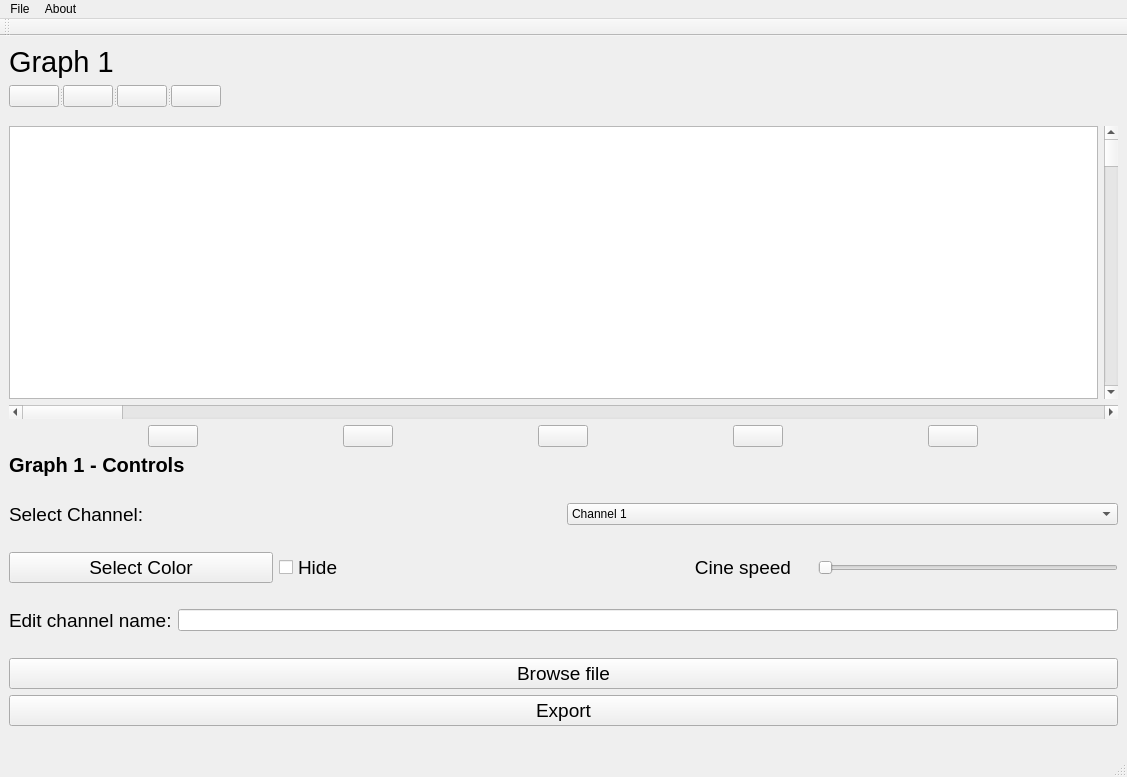
Old version of the form beta.ui in the repository Youssef-Ashraf71/multi-channel-signal-viewer.
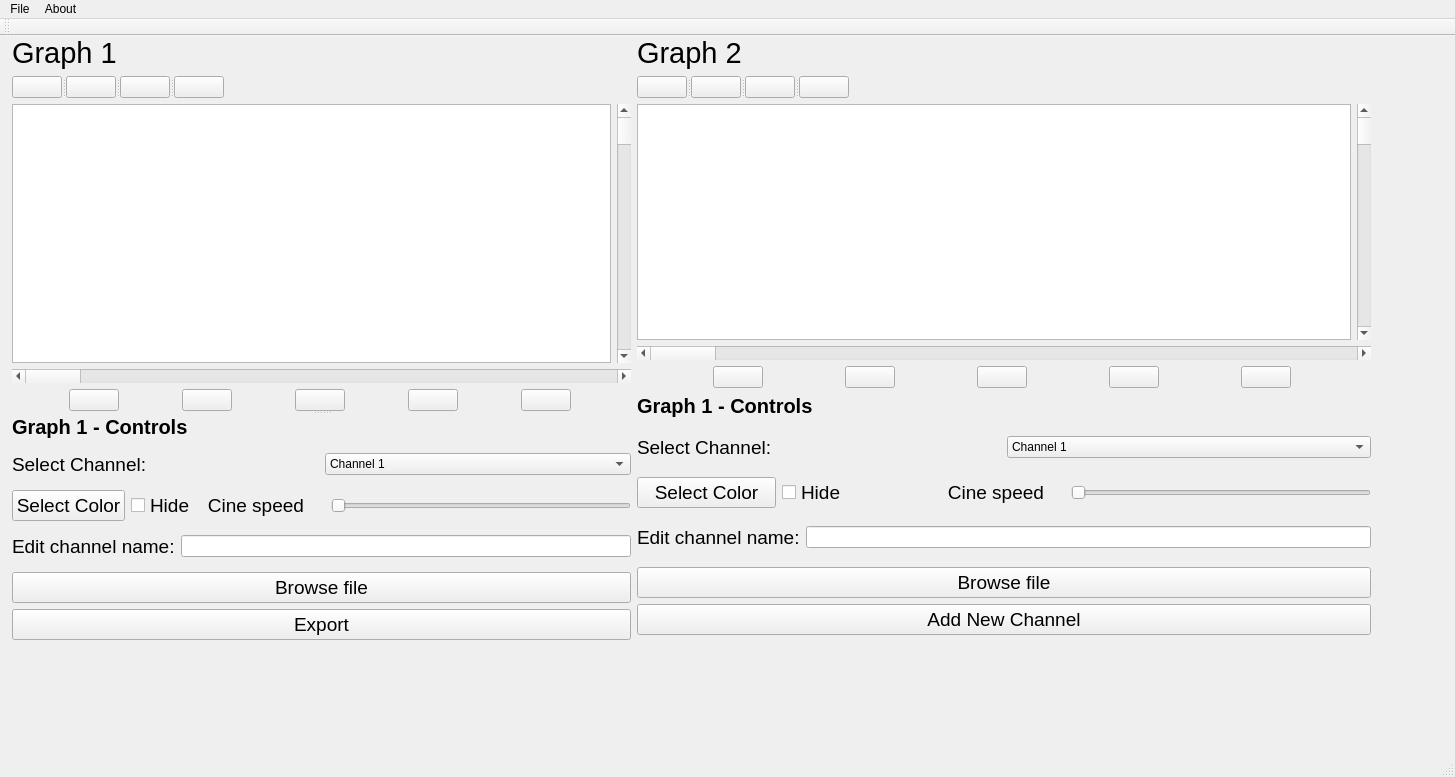
New version of the form. Icons and pictures are not drawn. Custom widgets are drawn as their Qt base class.

Commit message: add 2 graphs functionality

Diff of the .ui file:
```diff
--- a/beta.ui
+++ b/beta.ui
@@ -6,7 +6,7 @@
    <rect>
     <x>0</x>
     <y>0</y>
-    <width>1127</width>
+    <width>1455</width>
     <height>777</height>
    </rect>
   </property>
@@ -14,10 +14,48 @@
    <string>MainWindow</string>
   </property>
   <widget class="QWidget" name="centralwidget">
-   <layout class="QHBoxLayout" name="horizontalLayout_6">
-    <item>
-     <layout class="QVBoxLayout" name="verticalLayout_4">
-      <item>
+   <widget class="QWidget" name="">
+    <property name="geometry">
+     <rect>
+      <x>12</x>
+      <y>0</y>
+      <width>1359</width>
+      <height>614</height>
+     </rect>
+    </property>
+    <layout class="QGridLayout" name="gridLayout_2">
+     <item row="0" column="0">
+      <widget class="QSplitter" name="splitter_3">
+       <property name="orientation">
+        <enum>Qt::Vertical</enum>
+       </property>
+       <widget class="QWidget" name="">
+        <layout class="QGridLayout" name="gridLayout">
+         <item row="1" column="0">
+          <layout class="QGridLayout" name="plotGridLayout1">
+           <item row="0" column="1">
+            <widget class="QScrollBar" name="yAxisScrollBar1">
+             <property name="orientation">
+              <enum>Qt::Vertical</enum>
+             </property>
+            </widget>
+           </item>
+           <item row="0" column="0">
+            <widget class="PlotWidget" name="plotGraph1"/>
+           </item>
+           <item row="1" column="0" colspan="2">
+            <widget class="QScrollBar" name="xAxisScrollBar1">
+             <property name="orientation">
+              <enum>Qt::Horizontal</enum>
+             </property>
+            </widget>
+           </item>
+           <item row="2" column="0">
+            <layout class="QHBoxLayout" name="horizontalLayout_4"/>
+           </item>
+          </layout>
+         </item>
+         <item row="0" column="0">
        <layout class="QVBoxLayout" name="channelHeaderLayout1">
         <item>
          <widget class="QLabel" name="graphLabel1">
@@ -103,47 +141,7 @@
         </item>
        </layout>
       </item>
-      <item>
-       <spacer name="verticalSpacer">
-        <property name="orientation">
-         <enum>Qt::Vertical</enum>
-        </property>
-        <property name="sizeType">
-         <enum>QSizePolicy::Fixed</enum>
-        </property>
-        <property name="sizeHint" stdset="0">
-         <size>
-          <width>13</width>
-          <height>13</height>
-         </size>
-        </property>
-       </spacer>
-      </item>
-      <item>
-       <layout class="QGridLayout" name="plotGridLayout1">
-        <item row="0" column="1">
-         <widget class="QScrollBar" name="yAxisScrollBar1">
-          <property name="orientation">
-           <enum>Qt::Vertical</enum>
-          </property>
-         </widget>
-        </item>
-        <item row="0" column="0">
-         <widget class="PlotWidget" name="plotGraph1"/>
-        </item>
-        <item row="1" column="0" colspan="2">
-         <widget class="QScrollBar" name="xAxisScrollBar1">
-          <property name="orientation">
-           <enum>Qt::Horizontal</enum>
-          </property>
-         </widget>
-        </item>
         <item row="2" column="0">
-         <layout class="QHBoxLayout" name="horizontalLayout_4"/>
-        </item>
-       </layout>
-      </item>
-      <item>
        <layout class="QHBoxLayout" name="horizontalLayout_5">
         <item>
          <widget class="QPushButton" name="playPauseBtn1_3">
@@ -238,7 +236,9 @@
         </item>
        </layout>
       </item>
-      <item>
+        </layout>
+       </widget>
+       <widget class="QWidget" name="">
        <layout class="QVBoxLayout" name="verticalLayout_3">
         <item>
          <widget class="QLabel" name="label">
@@ -264,7 +264,7 @@
            <property name="orientation">
             <enum>Qt::Vertical</enum>
            </property>
-           <widget class="QWidget" name="">
+            <widget class="QWidget" name="layoutWidget">
             <layout class="QVBoxLayout" name="verticalLayout_2">
              <item>
               <layout class="QHBoxLayout" name="horizontalLayout">
@@ -319,7 +319,7 @@
                 </widget>
                </item>
                <item>
-                <widget class="QLabel" name="label_3">
+                 <widget class="QLabel" name="cineSpeed1">
                  <property name="font">
                   <font>
                    <pointsize>14</pointsize>
@@ -411,18 +411,400 @@
          </widget>
         </item>
        </layout>
-      </item>
-     </layout>
-    </item>
-   </layout>
+       </widget>
+      </widget>
+     </item>
+     <item row="0" column="1">
+      <layout class="QVBoxLayout" name="verticalLayout_4">
+       <item>
+        <layout class="QVBoxLayout" name="channelHeaderLayout1_2">
+         <item>
+          <widget class="QLabel" name="graphLabel2">
+           <property name="font">
+            <font>
+             <pointsize>22</pointsize>
+            </font>
+           </property>
+           <property name="text">
+            <string>Graph 2</string>
+           </property>
+          </widget>
+         </item>
+         <item>
+          <widget class="QSplitter" name="ControlButtonsLayout1_2">
+           <property name="orientation">
+            <enum>Qt::Horizontal</enum>
+           </property>
+           <widget class="QPushButton" name="playPauseBtn2">
+            <property name="enabled">
+             <bool>true</bool>
+            </property>
+            <property name="maximumSize">
+             <size>
+              <width>50</width>
+              <height>16777215</height>
+             </size>
+            </property>
+            <property name="text">
+             <string/>
+            </property>
+            <property name="icon">
+             <iconset>
+              <normaloff>Images/play.png</normaloff>Images/play.png</iconset>
+            </property>
+           </widget>
+           <widget class="QPushButton" name="zoomInBtn2">
+            <property name="maximumSize">
+             <size>
+              <width>50</width>
+              <height>16777215</height>
+             </size>
+            </property>
+            <property name="text">
+             <string/>
+            </property>
+            <property name="icon">
+             <iconset>
+              <normaloff>Images/zoom-in.png</normaloff>Images/zoom-in.png</iconset>
+            </property>
+           </widget>
+           <widget class="QPushButton" name="zoomOutBtn2">
+            <property name="maximumSize">
+             <size>
+              <width>50</width>
+              <height>16777215</height>
+             </size>
+            </property>
+            <property name="text">
+             <string/>
+            </property>
+            <property name="icon">
+             <iconset>
+              <normaloff>Images/zoom-out.png</normaloff>Images/zoom-out.png</iconset>
+            </property>
+           </widget>
+           <widget class="QPushButton" name="rewindBtn2">
+            <property name="maximumSize">
+             <size>
+              <width>50</width>
+              <height>16777215</height>
+             </size>
+            </property>
+            <property name="text">
+             <string/>
+            </property>
+            <property name="icon">
+             <iconset>
+              <normaloff>Images/rewind.png</normaloff>Images/rewind.png</iconset>
+            </property>
+           </widget>
+          </widget>
+         </item>
+        </layout>
+       </item>
+       <item>
+        <layout class="QGridLayout" name="plotGridLayout1_2">
+         <item row="0" column="1">
+          <widget class="QScrollBar" name="yAxisScrollBar2">
+           <property name="orientation">
+            <enum>Qt::Vertical</enum>
+           </property>
+          </widget>
+         </item>
+         <item row="0" column="0">
+          <widget class="PlotWidget" name="plotGraph2"/>
+         </item>
+         <item row="1" column="0" colspan="2">
+          <widget class="QScrollBar" name="xAxisScrollBar2">
+           <property name="orientation">
+            <enum>Qt::Horizontal</enum>
+           </property>
+          </widget>
+         </item>
+         <item row="2" column="0">
+          <layout class="QHBoxLayout" name="horizontalLayout_6"/>
+         </item>
+        </layout>
+       </item>
+       <item>
+        <layout class="QHBoxLayout" name="horizontalLayout_7">
+         <item>
+          <widget class="QPushButton" name="playPauseBtn1_5">
+           <property name="enabled">
+            <bool>true</bool>
+           </property>
+           <property name="maximumSize">
+            <size>
+             <width>50</width>
+             <height>16777215</height>
+            </size>
+           </property>
+           <property name="text">
+            <string/>
+           </property>
+           <property name="icon">
+            <iconset>
+             <normaloff>Images/link.png</normaloff>Images/link.png</iconset>
+           </property>
+          </widget>
+         </item>
+         <item>
+          <widget class="QPushButton" name="playPauseBtn1_6">
+           <property name="enabled">
+            <bool>true</bool>
+           </property>
+           <property name="maximumSize">
+            <size>
+             <width>50</width>
+             <height>16777215</height>
+            </size>
+           </property>
+           <property name="text">
+            <string/>
+           </property>
+           <property name="icon">
+            <iconset>
+             <normaloff>Images/play.png</normaloff>Images/play.png</iconset>
+           </property>
+          </widget>
+         </item>
+         <item>
+          <widget class="QPushButton" name="rewindBtn1_4">
+           <property name="maximumSize">
+            <size>
+             <width>50</width>
+             <height>16777215</height>
+            </size>
+           </property>
+           <property name="text">
+            <string/>
+           </property>
+           <property name="icon">
+            <iconset>
+             <normaloff>Images/rewind.png</normaloff>Images/rewind.png</iconset>
+           </property>
+          </widget>
+         </item>
+         <item>
+          <widget class="QPushButton" name="zoomInBtn1_4">
+           <property name="maximumSize">
+            <size>
+             <width>50</width>
+             <height>16777215</height>
+            </size>
+           </property>
+           <property name="text">
+            <string/>
+           </property>
+           <property name="icon">
+            <iconset>
+             <normaloff>Images/zoom-in.png</normaloff>Images/zoom-in.png</iconset>
+           </property>
+          </widget>
+         </item>
+         <item>
+          <widget class="QPushButton" name="zoomOutBtn1_4">
+           <property name="maximumSize">
+            <size>
+             <width>50</width>
+             <height>16777215</height>
+            </size>
+           </property>
+           <property name="text">
+            <string/>
+           </property>
+           <property name="icon">
+            <iconset>
+             <normaloff>Images/zoom-out.png</normaloff>Images/zoom-out.png</iconset>
+           </property>
+          </widget>
+         </item>
+        </layout>
+       </item>
+       <item>
+        <layout class="QGridLayout" name="gridLayout_3">
+         <item row="0" column="0">
+          <widget class="QLabel" name="label_4">
+           <property name="font">
+            <font>
+             <family>MS Sans Serif</family>
+             <pointsize>15</pointsize>
+             <weight>75</weight>
+             <bold>true</bold>
+            </font>
+           </property>
+           <property name="text">
+            <string>Graph 1 - Controls</string>
+           </property>
+          </widget>
+         </item>
+         <item row="1" column="0">
+          <widget class="QSplitter" name="graphControls1_2">
+           <property name="orientation">
+            <enum>Qt::Vertical</enum>
+           </property>
+           <widget class="QSplitter" name="splitter_2">
+            <property name="orientation">
+             <enum>Qt::Vertical</enum>
+            </property>
+            <widget class="QWidget" name="layoutWidget_3">
+             <layout class="QVBoxLayout" name="verticalLayout_6">
+              <item>
+               <layout class="QHBoxLayout" name="horizontalLayout_8">
+                <item>
+                 <widget class="QLabel" name="selectChannelLabel2">
+                  <property name="font">
+                   <font>
+                    <pointsize>14</pointsize>
+                   </font>
+                  </property>
+                  <property name="text">
+                   <string>Select Channel:</string>
+                  </property>
+                 </widget>
+                </item>
+                <item>
+                 <widget class="QComboBox" name="channelList2">
+                  <item>
+                   <property name="text">
+                    <string>Channel 1</string>
+                   </property>
+                  </item>
+                 </widget>
+                </item>
+               </layout>
+              </item>
+              <item>
+               <layout class="QHBoxLayout" name="horizontalLayout_9">
+                <item>
+                 <widget class="QPushButton" name="selectColorBtn2">
+                  <property name="font">
+                   <font>
+                    <pointsize>14</pointsize>
+                   </font>
+                  </property>
+                  <property name="text">
+                   <string>Select Color</string>
+                  </property>
+                 </widget>
+                </item>
+                <item>
+                 <widget class="QCheckBox" name="checkBox2">
+                  <property name="font">
+                   <font>
+                    <pointsize>14</pointsize>
+                   </font>
+                  </property>
+                  <property name="text">
+                   <string>Hide </string>
+                  </property>
+                 </widget>
+                </item>
+                <item>
+                 <widget class="QLabel" name="cineSpeed2">
+                  <property name="font">
+                   <font>
+                    <pointsize>14</pointsize>
+                   </font>
+                  </property>
+                  <property name="layoutDirection">
+                   <enum>Qt::LeftToRight</enum>
+                  </property>
+                  <property name="text">
+                   <string>Cine speed    </string>
+                  </property>
+                  <property name="alignment">
+                   <set>Qt::AlignRight|Qt::AlignTrailing|Qt::AlignVCenter</set>
+                  </property>
+                 </widget>
+                </item>
+                <item>
+                 <widget class="QSlider" name="speedSlider2">
+                  <property name="sizePolicy">
+                   <sizepolicy hsizetype="Fixed" vsizetype="Fixed">
+                    <horstretch>0</horstretch>
+                    <verstretch>0</verstretch>
+                   </sizepolicy>
+                  </property>
+                  <property name="minimumSize">
+                   <size>
+                    <width>300</width>
+                    <height>0</height>
+                   </size>
+                  </property>
+                  <property name="orientation">
+                   <enum>Qt::Horizontal</enum>
+                  </property>
+                 </widget>
+                </item>
+               </layout>
+              </item>
+              <item>
+               <layout class="QHBoxLayout" name="horizontalLayout_10">
+                <item>
+                 <widget class="QLabel" name="label_3">
+                  <property name="font">
+                   <font>
+                    <pointsize>14</pointsize>
+                   </font>
+                  </property>
+                  <property name="text">
+                   <string>Edit channel name:</string>
+                  </property>
+                 </widget>
+                </item>
+                <item>
+                 <widget class="QLineEdit" name="lineEdit2"/>
+                </item>
+               </layout>
+              </item>
+              <item>
+               <layout class="QVBoxLayout" name="verticalLayout_7">
+                <item>
+                 <widget class="QPushButton" name="browseBtn2">
+                  <property name="font">
+                   <font>
+                    <pointsize>14</pointsize>
+                   </font>
+                  </property>
+                  <property name="text">
+                   <string>Browse file</string>
+                  </property>
+                 </widget>
+                </item>
+                <item>
+                 <widget class="QPushButton" name="addNewChannel2">
+                  <property name="font">
+                   <font>
+                    <pointsize>14</pointsize>
+                   </font>
+                  </property>
+                  <property name="text">
+                   <string>Add New Channel</string>
+                  </property>
+                 </widget>
+                </item>
+               </layout>
+              </item>
+             </layout>
+            </widget>
+           </widget>
+          </widget>
+         </item>
+        </layout>
+       </item>
+      </layout>
+     </item>
+    </layout>
+   </widget>
   </widget>
   <widget class="QMenuBar" name="menubar">
    <property name="geometry">
     <rect>
      <x>0</x>
      <y>0</y>
-     <width>1127</width>
-     <height>21</height>
+     <width>1455</width>
+     <height>26</height>
     </rect>
    </property>
    <widget class="QMenu" name="menuFile">
```
Left out of the diff: 2 changed lines with no effect on the pictures. Lines whose indentation alone changed are shown as unchanged. The commit also changes 5 other files.
